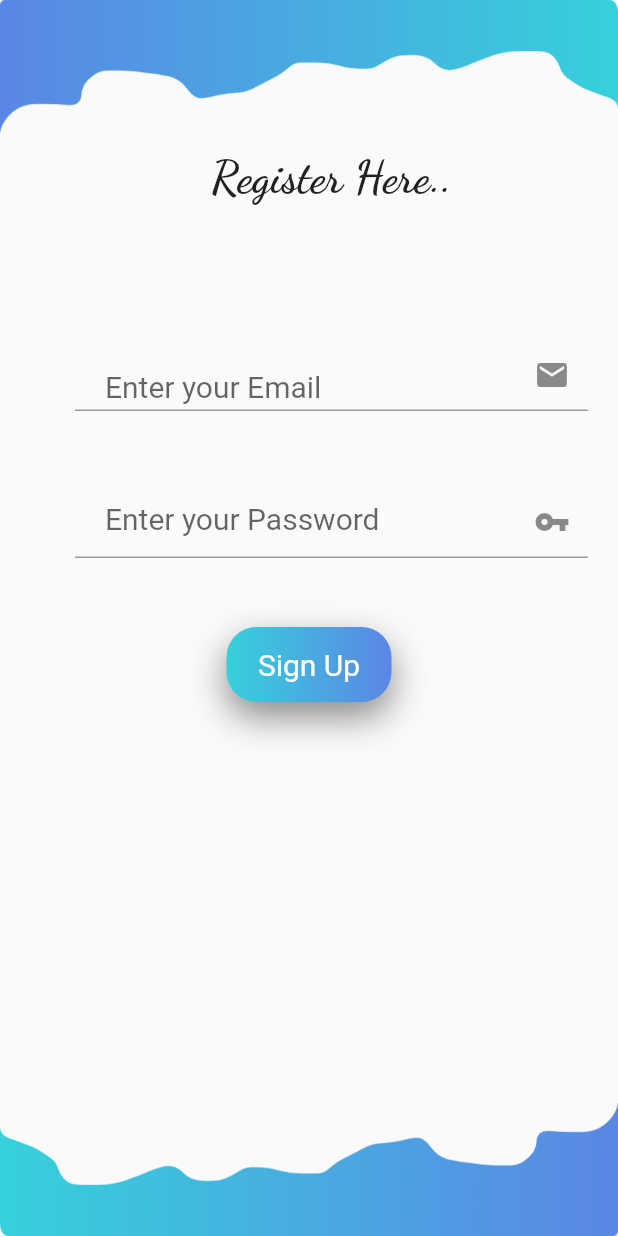
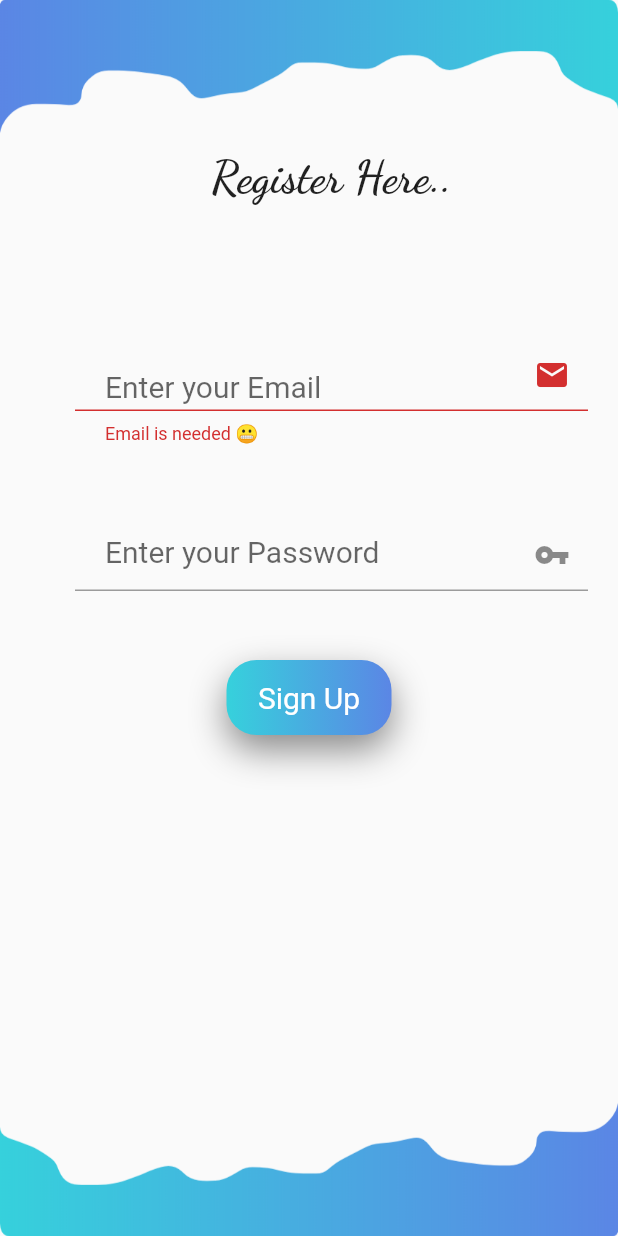
Before and after one commit to ishitakeshawani/Give-More, a Flutter app: the RegistrationScreen screen opened by its route, after a tap on "Sign Up", on a phone screen of 412 x 824 dp. Run offline on Flutter 3.47's test engine with Material 2 defaults, Android fonts, the phone set to English and light mode, and no system bars; our stand-ins replace firebase_auth, fluttertoast, google_maps_flutter; missing offline and left inert: razorpay_flutter; accounts and stored records are empty.

Commit message:
Simple UI Fixes!!
Now users can see their password while loging in or singing up by
taping on KEY icon.
Now a loading screen appears when user click on LOG IN button.

```diff
--- a/lib/components/screens/registration_screen.dart
+++ b/lib/components/screens/registration_screen.dart
@@ -4,32 +4,32 @@ import 'package:flash_chat/components/rounded_button.dart';
 import 'package:firebase_auth/firebase_auth.dart';
 import 'home_page.dart';
 
-
-
 class RegistrationScreen extends StatefulWidget {
-  static const  String id = 'registration_screen';
+  static const String id = 'registration_screen';
   @override
   _RegistrationScreenState createState() => _RegistrationScreenState();
 }
 
 class _RegistrationScreenState extends State<RegistrationScreen> {
+  final _auth = FirebaseAuth.instance;
 
-  final _auth = FirebaseAuth.instance;
-  bool showSpinner = false;
   String email;
   String password;
 
+  bool obscureText = true;
 
+  final _registrationformKey = GlobalKey<FormState>();
+  final _scaffoldKey = GlobalKey<ScaffoldState>();
 
   @override
   Widget build(BuildContext context) {
-    return Material(
-          child: Container(
-
-        child:Stack(
+    return Scaffold(
+      key: _scaffoldKey,
+      body: Stack(
         children: <Widget>[
           Align(
-                child: Image.asset("images/PicsArt_05-29-01.32.33.png",
+            child: Image.asset(
+              "images/PicsArt_05-29-01.32.33.png",
               fit: BoxFit.fill,
             ),
             alignment: Alignment.bottomCenter,
@@ -37,7 +37,8 @@ class _RegistrationScreenState extends State<RegistrationScreen> {
           RotatedBox(
             quarterTurns: 2,
             child: Align(
-                child: Image.asset("images/PicsArt_05-29-01.32.33.png",
+              child: Image.asset(
+                "images/PicsArt_05-29-01.32.33.png",
                 fit: BoxFit.fill,
               ),
               alignment: Alignment.bottomCenter,
@@ -45,122 +46,110 @@ class _RegistrationScreenState extends State<RegistrationScreen> {
           ),
           Column(
             mainAxisAlignment: MainAxisAlignment.start,
-
             children: <Widget>[
-
-
-
               Padding(
-                      padding: EdgeInsets.only(top:100.0,left:50,right: 20.0),
-
+                padding: EdgeInsets.only(top: 100.0, left: 50, right: 20.0),
                 child: Column(
-
                   children: <Widget>[
                     Center(
-                            child: Text('Register Here..',
+                      child: Text(
+                        'Register Here..',
                         style: TextStyle(
-                            fontSize: 30.0,
-                            fontFamily: 'Dancing Script'
-                          ),
+                            fontSize: 30.0, fontFamily: 'Dancing Script'),
                       ),
                     ),
                     SizedBox(
-                            height:90.0,
+                      height: 90.0,
                     ),
-                          TextField(
-
+                    Form(
+                      key: _registrationformKey,
+                      child: Column(
+                        children: [
+                          TextFormField(
+                            validator: (value) {
+                              final isValidEmail = RegExp(
+                                      r"^[a-zA-Z0-9.a-zA-Z0-9.!#$%&'*+-/=?^_`{|}~]+@[a-zA-Z0-9]+\.[a-zA-Z]+")
+                                  .hasMatch(value);
+                              if (value.isEmpty)
+                                return "Email is needed 😬";
+                              else if (!isValidEmail)
+                                return "Please enter a valid email";
+                              else
+                                return null;
+                            },
                             keyboardType: TextInputType.emailAddress,
-                              onChanged: (value) {
-
+                            onSaved: (value) {
                               email = value;
-
                             },
-
                             decoration: InputDecoration(
-
                                 hintText: 'Enter your Email',
-                                  hintStyle: TextStyle(
-                                    fontSize:20.0
-                                  ),
+                                hintStyle: TextStyle(fontSize: 20.0),
                                 suffixIcon: Icon(Icons.email),
-
                                 contentPadding:
-
                                     EdgeInsets.only(top: 20.0, left: 20.0),
-                                  fillColor: Colors.white
-                              ),
-
+                                fillColor: Colors.white),
                           ),
                           SizedBox(
                             height: 50.0,
                           ),
-
-                 TextField(
-                       obscureText: true,
-                          onChanged: (value) {
-
+                          TextFormField(
+                            obscureText: obscureText,
+                            onSaved: (value) {
                               password = value;
-
                             },
-
                             decoration: InputDecoration(
-
                                 hintText: 'Enter your Password',
-                              hintStyle: TextStyle(
-                                    fontSize:20.0
+                                hintStyle: TextStyle(fontSize: 20.0),
+                                suffixIcon: InkWell(
+                                  onTap: () {
+                                    setState(() {
+                                      if (obscureText)
+                                        obscureText = false;
+                                      else
+                                        obscureText = true;
+                                    });
+                                  },
+                                  child: Icon(Icons.vpn_key),
                                 ),
-                              suffixIcon: Icon(Icons.vpn_key),
-
-                              contentPadding:
-
-                              EdgeInsets.symmetric(vertical: 10.0, horizontal: 20.0),
-                              fillColor: Colors.white
-                          ),
-
+                                contentPadding: EdgeInsets.symmetric(
+                                    vertical: 10.0, horizontal: 20.0),
+                                fillColor: Colors.white),
                           ),
                         ],
                       ),
                     ),
-
-                      SizedBox(
-                        height:30.0
+                  ],
                 ),
-
+              ),
+              SizedBox(height: 30.0),
               Column(
                 mainAxisAlignment: MainAxisAlignment.center,
-                           children:<Widget>[
-                            RoundedButton(title: 'Sign Up',minWidth:150.0,onPressed: () async{
-
+                children: <Widget>[
+                  RoundedButton(
+                    title: 'Sign Up',
+                    minWidth: 150.0,
+                    onPressed: () async {
+                      if (_registrationformKey.currentState.validate())
                         try {
-                        final newUser = await _auth.createUserWithEmailAndPassword(
-                            email: email , password: password);
-                        if(newUser !=null){
+                          final newUser =
+                              await _auth.createUserWithEmailAndPassword(
+                                  email: email, password: password);
+                          if (newUser != null) {
                             Navigator.pushNamed(context, HomePage.id);
                           }
-
-
+                        } catch (e) {
+                          print(e);
+                          _scaffoldKey.currentState.showSnackBar(
+                              SnackBar(content: Text("Email is not exist!")));
                         }
-                      catch(e){
-                        print(e);
-                      }
-
-                          },),
-                     SizedBox(
-                          height:60.0
+                    },
                   ),
-
-
-
-
-
-                  ],
-
-              ),
-
+                  SizedBox(height: 60.0),
                 ],
               ),
             ],
           ),
+        ],
       ),
     );
   }
```
Also changed, not shown: lib/components/screens/exportsScreens.dart (added, +9 -0 lines), lib/components/screens/login_screen.dart (+82 -77 lines), lib/main.dart (+16 -27 lines), pubspec.lock, 2 other files. Lines whose indentation alone changed are shown as unchanged.
